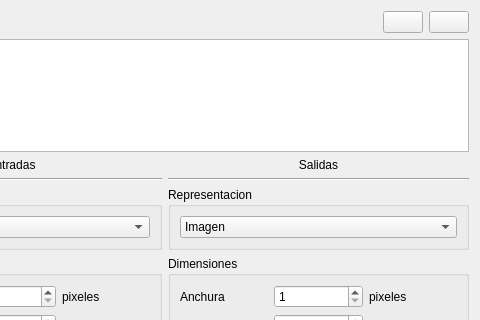
Above: INSYDEUI/ANNGraphicInterface/trainingsetdialog.ui from varpercl/INSYDE before the change; both pictures show x 150 to 630 and y 0 to 320 of the 630 by 548 pixel window. Below: the same form after it.
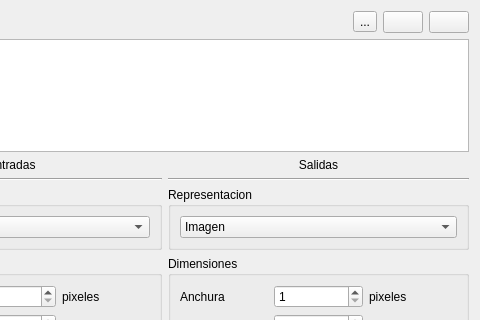
That is the form after the change. Icons and pictures are not drawn.

```diff
--- a/INSYDEUI/ANNGraphicInterface/trainingsetdialog.ui
+++ b/INSYDEUI/ANNGraphicInterface/trainingsetdialog.ui
@@ -29,6 +29,19 @@
        </property>
       </spacer>
      </item>
+     <item>
+      <widget class="QToolButton" name="toolButton">
+       <property name="text">
+        <string>...</string>
+       </property>
+       <property name="toolButtonStyle">
+        <enum>Qt::ToolButtonFollowStyle</enum>
+       </property>
+       <property name="autoRaise">
+        <bool>false</bool>
+       </property>
+      </widget>
+     </item>
      <item>
       <widget class="QPushButton" name="addPatternButton">
        <property name="text">
```
